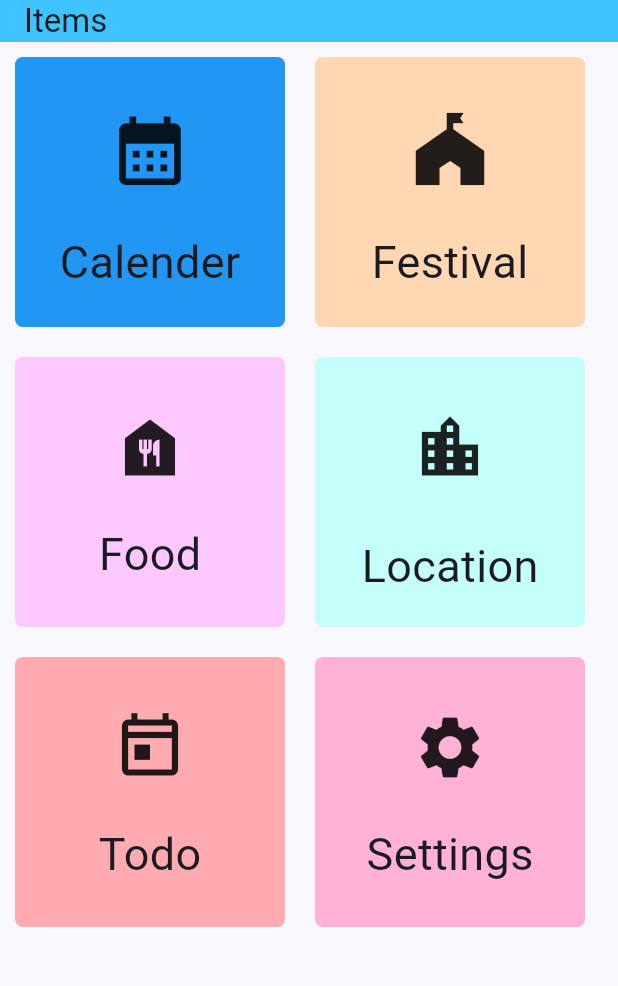
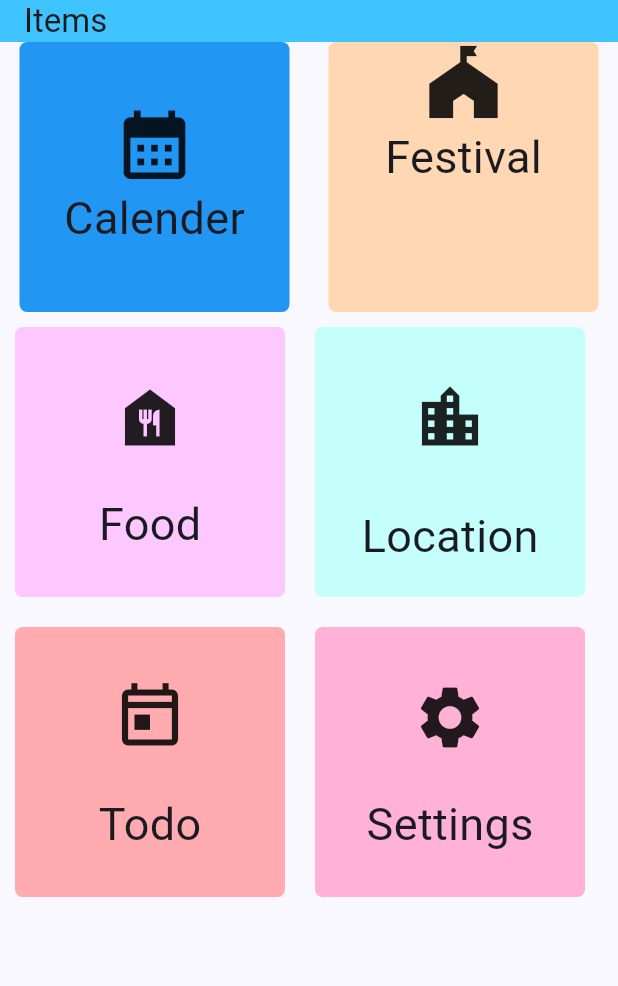
Before and after one commit to dhara58/Grid_App, a Flutter app: the screen it shows after launch, on a phone screen of 412 x 824 dp, the part 42-1028 px from its top. Run offline on Flutter 3.47's test engine with Material 3 defaults, Android fonts, the phone set to English and light mode, and no system bars.

Commit message:
first commit

```diff
--- a/lib/grid_application.dart
+++ b/lib/grid_application.dart
@@ -20,96 +20,97 @@ class _GridApplicationState extends State<GridApplication> {
                   Text('Flutter Grid Dashboard'),
                 ],
               ),
-
               Row(
                 children: [
                   Text('Items'),
                 ],
               ),
-
             ],
           ),
-
         ),
         body: Column(
           children: [
             Row(
+              mainAxisAlignment: MainAxisAlignment.spaceAround,
               children: [
-
                 Container(
-                child: Center(child: Column(
+                  height: 180,
+                  width: 180,
+                  decoration: BoxDecoration(
+                    borderRadius: BorderRadiusDirectional.circular(5),
+                    color: Colors.blue,
+                  ),
+                  child: Center(
+                      child: Column(
+                    mainAxisAlignment: MainAxisAlignment.center,
                     children: [
                       Column(
                         children: [
-                        Padding(
-                          padding: const EdgeInsets.fromLTRB(25, 25, 25, 25),
-                          child: Icon(Icons.calendar_month,size: 55,),
+                          Icon(
+                            Icons.calendar_month,
+                            size: 55,
                           ),
                         ],
                       ),
                       Center(
                         child: Center(
-                        child: Padding(
-                          padding: const EdgeInsets.only(),
-                          child: Text('Calender',style: TextStyle(fontSize: 30),),
-                        ),
-                      ),
-                    ),
-
-                  ],
-                )),
-                height: 180,
-                width: 180,
-                margin: EdgeInsets.all(10),
-                padding: EdgeInsets.all(10),
-                decoration: BoxDecoration(
-                  borderRadius: BorderRadiusDirectional.circular(5),
-                  color: Colors.blue,
-                ),
-
-              ),
-              Container(
-                child: Center(child: Column(
-                  children: [
-                    Padding(
-                      padding: const EdgeInsets.fromLTRB(25, 25, 25, 25),
-                      child: Icon(Icons.festival,size: 55,),
-                    ),
-                    Center(
-                      child: Center(
-                        child: Padding(
-                          padding: const EdgeInsets.only(),
-                          child: Text('Festival',style: TextStyle(fontSize: 30),),
+                          child: Text(
+                            'Calender',
+                            style: TextStyle(fontSize: 30),
                           ),
                         ),
                       ),
                     ],
                   )),
+                ),
+                Container(
                   height: 180,
                   width: 180,
-                margin: EdgeInsets.all(10),
-                padding: EdgeInsets.all(10),
                   decoration: BoxDecoration(
                     borderRadius: BorderRadiusDirectional.circular(5),
                     color: Color.fromARGB(255, 255, 215, 179),
                   ),
+                  child: Center(
+                      child: Column(
+                    children: [
+                      Icon(
+                        Icons.festival,
+                        size: 55,
+                      ),
+                      Center(
+                        child: Center(
+                          child: Text(
+                            'Festival',
+                            style: TextStyle(fontSize: 30),
+                          ),
+                        ),
+                      ),
+                    ],
+                  )),
                 ),
               ],
             ),
             Row(
               children: [
                 Container(
-                child: Center(child: Column(
+                  child: Center(
+                      child: Column(
                     children: [
                       Padding(
                         padding: const EdgeInsets.fromLTRB(25, 25, 25, 25),
-                      child: Icon(Icons.food_bank,size: 50,),
+                        child: Icon(
+                          Icons.food_bank,
+                          size: 50,
+                        ),
                       ),
                       Center(
                         child: Center(
                           child: Padding(
                             padding: const EdgeInsets.only(),
-                          child: Text('Food',style: TextStyle(fontSize: 30),),
+                            child: Text(
+                              'Food',
+                              style: TextStyle(fontSize: 30),
+                            ),
                           ),
                         ),
                       ),
@@ -125,17 +126,24 @@ class _GridApplicationState extends State<GridApplication> {
                   ),
                 ),
                 Container(
-                child: Center(child: Column(
+                  child: Center(
+                      child: Column(
                     children: [
                       Padding(
                         padding: const EdgeInsets.fromLTRB(25, 25, 25, 25),
-                      child: Icon(Icons.location_city,size: 50,),
+                        child: Icon(
+                          Icons.location_city,
+                          size: 50,
+                        ),
                       ),
                       Center(
                         child: Center(
                           child: Padding(
                             padding: const EdgeInsets.all(8.0),
-                          child: Text('Location',style: TextStyle(fontSize: 30),),
+                            child: Text(
+                              'Location',
+                              style: TextStyle(fontSize: 30),
+                            ),
                           ),
                         ),
                       ),
@@ -155,17 +163,24 @@ class _GridApplicationState extends State<GridApplication> {
             Row(
               children: [
                 Container(
-                child: Center(child: Column(
+                  child: Center(
+                      child: Column(
                     children: [
                       Padding(
                         padding: const EdgeInsets.fromLTRB(25, 25, 25, 25),
-                      child: Icon(Icons.today_outlined,size: 50,),
+                        child: Icon(
+                          Icons.today_outlined,
+                          size: 50,
+                        ),
                       ),
                       Center(
                         child: Center(
                           child: Padding(
                             padding: const EdgeInsets.only(),
-                          child: Text('Todo',style: TextStyle(fontSize: 30),),
+                            child: Text(
+                              'Todo',
+                              style: TextStyle(fontSize: 30),
+                            ),
                           ),
                         ),
                       ),
@@ -181,17 +196,24 @@ class _GridApplicationState extends State<GridApplication> {
                   ),
                 ),
                 Container(
-                child: Center(child: Column(
+                  child: Center(
+                      child: Column(
                     children: [
                       Padding(
                         padding: const EdgeInsets.fromLTRB(25, 25, 25, 25),
-                      child: Icon(Icons.settings,size: 50,),
+                        child: Icon(
+                          Icons.settings,
+                          size: 50,
+                        ),
                       ),
                       Center(
                         child: Center(
                           child: Padding(
                             padding: const EdgeInsets.only(),
-                          child: Text('Settings',style: TextStyle(fontSize: 30),),
+                            child: Text(
+                              'Settings',
+                              style: TextStyle(fontSize: 30),
+                            ),
                           ),
                         ),
                       ),
@@ -208,9 +230,7 @@ class _GridApplicationState extends State<GridApplication> {
                 ),
               ],
             ),
-
           ],
-       )
-    );
+        ));
   }
 }
```
Lines whose indentation alone changed are shown as unchanged.
